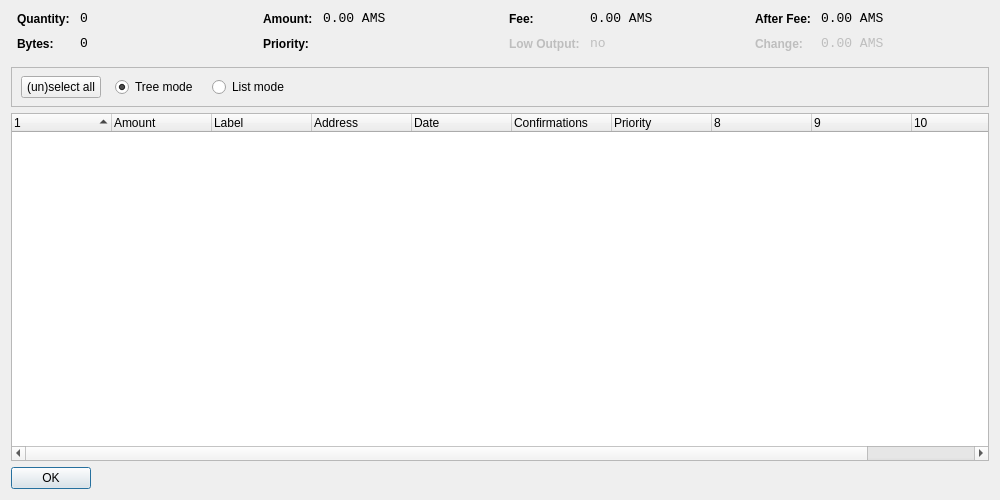
This is src/qt/forms/coincontroldialog.ui in CoinBuild/AmsterdamCoin as Qt 5 draws it before an edit. The edited form follows.
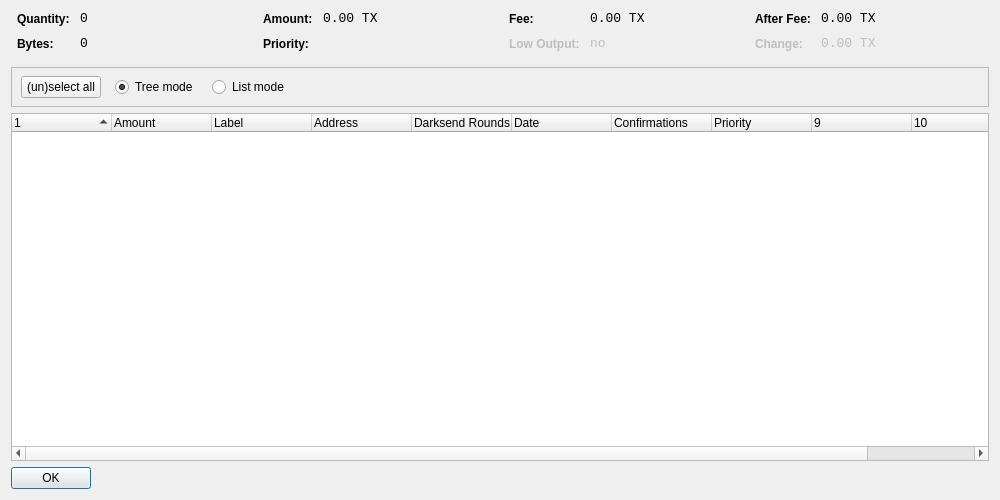
This is the edited form. Custom widgets are drawn as their Qt base class.

```diff
--- a/src/qt/forms/coincontroldialog.ui
+++ b/src/qt/forms/coincontroldialog.ui
@@ -141,7 +141,7 @@
           <enum>Qt::ActionsContextMenu</enum>
          </property>
          <property name="text">
-          <string notr="true">0.00 AMS</string>
+          <string notr="true">0.00 TX</string>
          </property>
          <property name="textInteractionFlags">
           <set>Qt::LinksAccessibleByMouse|Qt::TextSelectableByKeyboard|Qt::TextSelectableByMouse</set>
@@ -221,7 +221,7 @@
           <enum>Qt::ActionsContextMenu</enum>
          </property>
          <property name="text">
-          <string notr="true">0.00 AMS</string>
+          <string notr="true">0.00 TX</string>
          </property>
          <property name="textInteractionFlags">
           <set>Qt::LinksAccessibleByMouse|Qt::TextSelectableByKeyboard|Qt::TextSelectableByMouse</set>
@@ -307,7 +307,7 @@
           <enum>Qt::ActionsContextMenu</enum>
          </property>
          <property name="text">
-          <string notr="true">0.00 AMS</string>
+          <string notr="true">0.00 TX</string>
          </property>
          <property name="textInteractionFlags">
           <set>Qt::LinksAccessibleByMouse|Qt::TextSelectableByKeyboard|Qt::TextSelectableByMouse</set>
@@ -345,7 +345,7 @@
           <enum>Qt::ActionsContextMenu</enum>
          </property>
          <property name="text">
-          <string notr="true">0.00 AMS</string>
+          <string notr="true">0.00 TX</string>
          </property>
          <property name="textInteractionFlags">
           <set>Qt::LinksAccessibleByMouse|Qt::TextSelectableByKeyboard|Qt::TextSelectableByMouse</set>
@@ -479,6 +479,11 @@
        <string>Address</string>
       </property>
      </column>
+     <column>
+      <property name="text">
+       <string>Darksend Rounds</string>
+      </property>
+    </column>
      <column>
       <property name="text">
        <string>Date</string>
```
